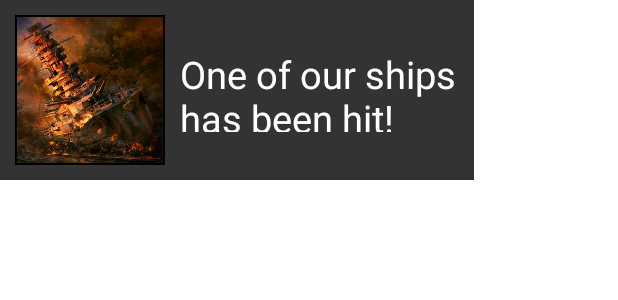
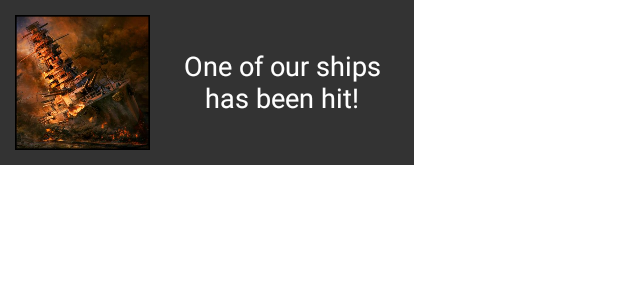
Before and after one commit to AZapryanov/Battleships_Demo, an Android app: the layout ship_hit_toast.xml on its own in the app's theme, with its tools: preview values and no code run, on a phone screen of 412 x 824 dp. Shown: the top 300 px of the screen. Run offline under Robolectric (Android 15) with nearby library versions, the light colour scheme and no system bars.

Commit message:
Tweaks to custom toasts

```diff
--- a/app/src/main/res/layout/ship_hit_toast.xml
+++ b/app/src/main/res/layout/ship_hit_toast.xml
@@ -1,8 +1,8 @@
 <?xml version="1.0" encoding="utf-8"?>
 <androidx.constraintlayout.widget.ConstraintLayout xmlns:android="http://schemas.android.com/apk/res/android"
-    android:id="@+id/clShipHitToast"
     xmlns:app="http://schemas.android.com/apk/res-auto"
     xmlns:tools="http://schemas.android.com/tools"
+    android:id="@+id/clShipHitToast"
     android:layout_width="wrap_content"
     android:layout_height="wrap_content"
     android:background="@color/black_transparent"
@@ -10,20 +10,21 @@
 
     <TextView
         android:id="@+id/tvShipHitToast"
-        android:layout_width="186dp"
-        android:layout_height="56dp"
+        android:layout_width="156dp"
+        android:layout_height="47dp"
         android:layout_marginStart="10dp"
+        android:text="One of our ships has been hit!"
+        android:textAlignment="center"
         android:textColor="@color/white"
-        android:text="One of our ships has been hit!"
-        android:textSize="25sp"
+        android:textSize="18sp"
         app:layout_constraintBottom_toBottomOf="@+id/ivShipHit"
         app:layout_constraintStart_toEndOf="@+id/ivShipHit"
         app:layout_constraintTop_toTopOf="@+id/ivShipHit" />
 
     <ImageView
         android:id="@+id/ivShipHit"
-        android:layout_width="100dp"
-        android:layout_height="100dp"
+        android:layout_width="90dp"
+        android:layout_height="90dp"
         app:layout_constraintStart_toStartOf="parent"
         app:layout_constraintTop_toTopOf="parent"
         app:srcCompat="@drawable/destroyed_ship_image" />
```
Also changed, not shown: app/src/main/res/layout/successful_attack_toast.xml (+8 -7 lines).
